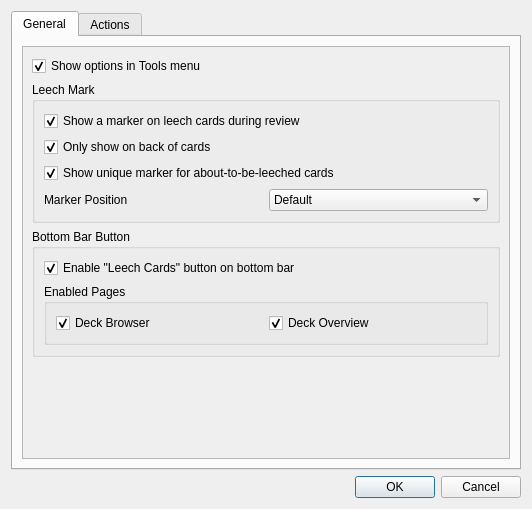
This is res/ui/options_dialog.ui in iamjustkoi/LeechToolkit as Qt 5 draws it before an edit. The edited form follows.
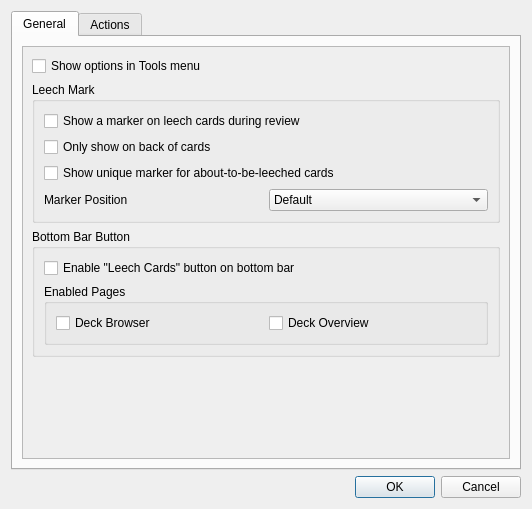
This is the edited form.

Commit message: Implemented deck options read/write functionality

What changed in the file:
```diff
--- a/res/ui/options_dialog.ui
+++ b/res/ui/options_dialog.ui
@@ -56,9 +56,6 @@
              <property name="text">
               <string>Show options in Tools menu</string>
              </property>
-             <property name="checked">
-              <bool>true</bool>
-             </property>
             </widget>
            </item>
            <item>
@@ -72,9 +69,6 @@
                 <property name="text">
                  <string>Show a marker on leech cards during review</string>
                 </property>
-                <property name="checked">
-                 <bool>true</bool>
-                </property>
                </widget>
               </item>
               <item>
@@ -82,9 +76,6 @@
                 <property name="text">
                  <string>Only show on back of cards</string>
                 </property>
-                <property name="checked">
-                 <bool>true</bool>
-                </property>
                </widget>
               </item>
               <item>
@@ -95,9 +86,6 @@
                 <property name="text">
                  <string>Show unique marker for about-to-be-leeched cards</string>
                 </property>
-                <property name="checked">
-                 <bool>true</bool>
-                </property>
                </widget>
               </item>
               <item>
@@ -153,9 +141,6 @@
                 <property name="text">
                  <string>Enable &quot;Leech Cards&quot; button on bottom bar</string>
                 </property>
-                <property name="checked">
-                 <bool>true</bool>
-                </property>
                </widget>
               </item>
               <item>
@@ -169,9 +154,6 @@
                    <property name="text">
                     <string>Deck Browser</string>
                    </property>
-                   <property name="checked">
-                    <bool>true</bool>
-                   </property>
                   </widget>
                  </item>
                  <item>
@@ -179,9 +161,6 @@
                    <property name="text">
                     <string>Deck Overview</string>
                    </property>
-                   <property name="checked">
-                    <bool>true</bool>
-                   </property>
                   </widget>
                  </item>
                 </layout>
```
Lines whose indentation alone changed are shown as unchanged. The commit also changes 9 other files.
